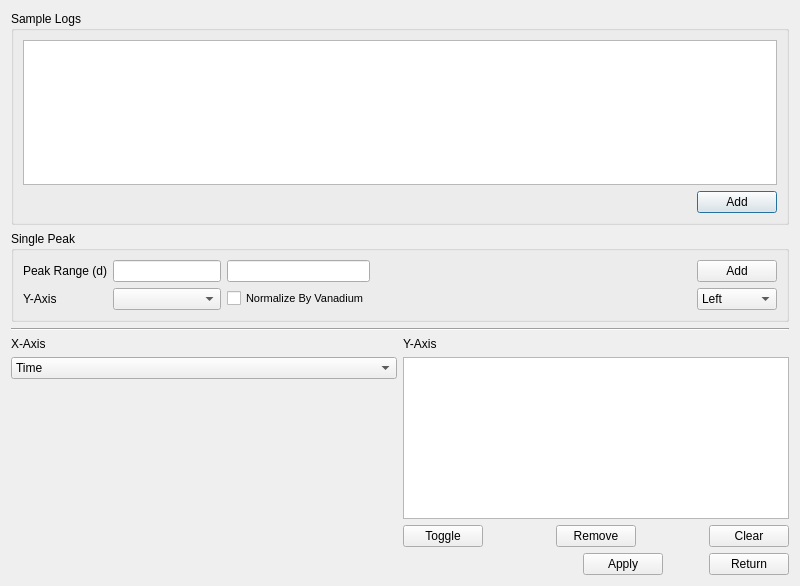
Before: the Qt Designer form pyvdrive/interface/gui/ui_LiveDataGPPlotSetup.ui in neutrons/PyVDrive, drawn with Qt 5.
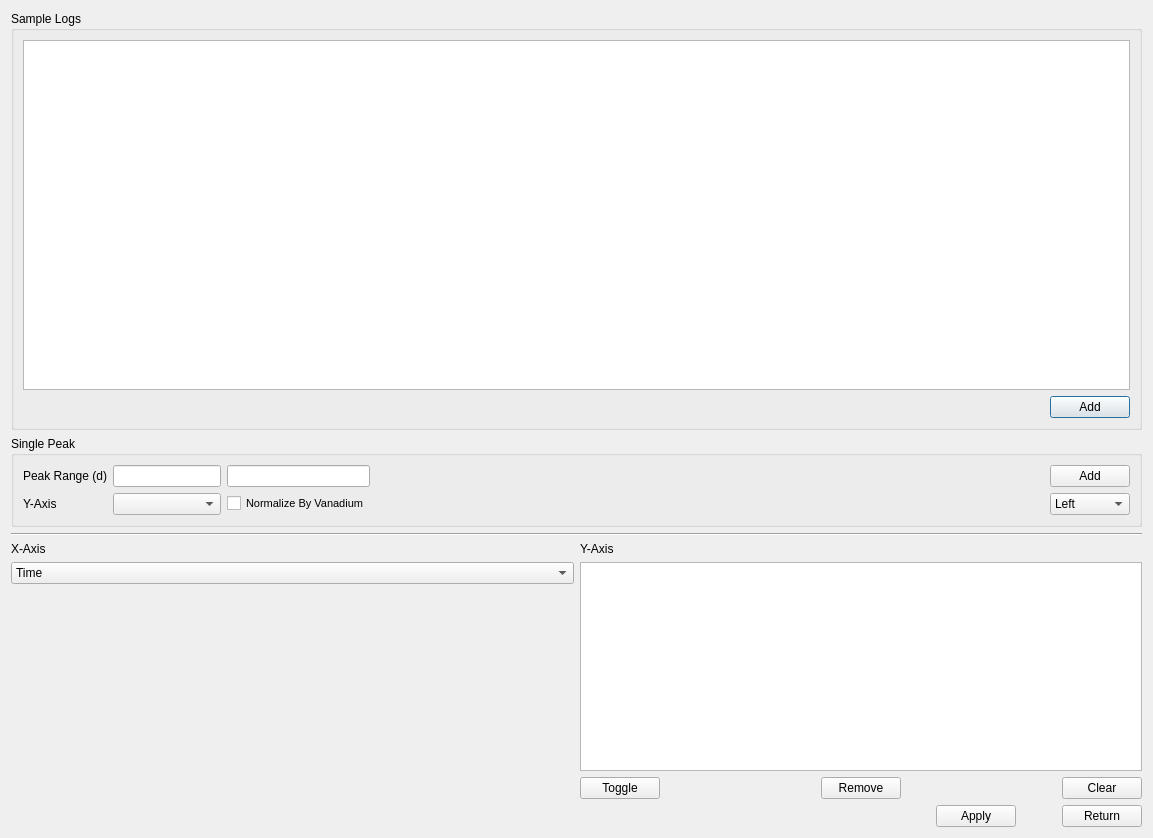
After: the same form once the commit is applied. Custom widgets are drawn as their Qt base class.

Diff of the .ui file:
```diff
--- a/pyvdrive/interface/gui/ui_LiveDataGPPlotSetup.ui
+++ b/pyvdrive/interface/gui/ui_LiveDataGPPlotSetup.ui
@@ -6,8 +6,8 @@
    <rect>
     <x>0</x>
     <y>0</y>
-    <width>800</width>
-    <height>586</height>
+    <width>1153</width>
+    <height>838</height>
    </rect>
   </property>
   <property name="windowTitle">
```
